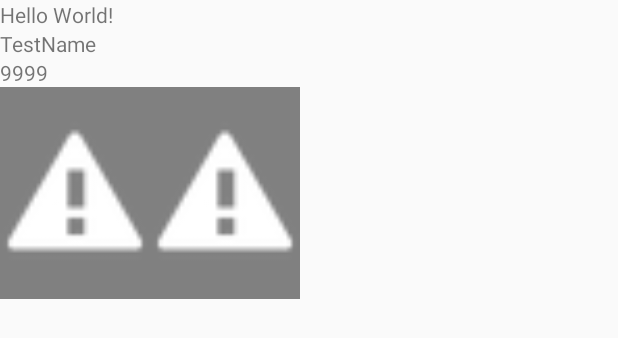
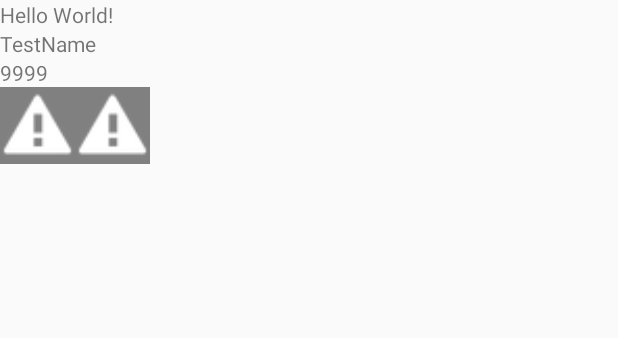
Before and after one commit to tvdwal/heart-thinking, an Android app: the layout activity_main.xml on its own in the app's theme, with its tools: preview values and no code run, on a phone screen of 412 x 824 dp. Shown: the top 338 px of the screen. Run offline under Robolectric (Android 15) with nearby library versions, the phone set to English and light mode, and no system bars.

Commit message:
Added layout_table with views with hardcoded values

```diff
--- a/app/src/main/AndroidManifest.xml
+++ b/app/src/main/AndroidManifest.xml
@@ -9,7 +9,10 @@
         android:roundIcon="@drawable/spades_ace"
         android:supportsRtl="true"
         android:theme="@style/AppTheme">
-        <activity android:name=".MainActivity">
+        <activity
+            android:screenOrientation="landscape"
+            android:configChanges="orientation|keyboardHidden"
+            android:name=".MainActivity">
             <intent-filter>
                 <action android:name="android.intent.action.MAIN" />
 
--- a/app/src/main/res/layout-land/activity_main.xml
+++ b/app/src/main/res/layout-land/activity_main.xml
@@ -1,19 +1,70 @@
 <?xml version="1.0" encoding="utf-8"?>
-<android.support.constraint.ConstraintLayout xmlns:android="http://schemas.android.com/apk/res/android"
+<android.support.constraint.ConstraintLayout
+    xmlns:android="http://schemas.android.com/apk/res/android"
     xmlns:app="http://schemas.android.com/apk/res-auto"
     xmlns:tools="http://schemas.android.com/tools"
     android:layout_width="match_parent"
     android:layout_height="match_parent"
     tools:context=".MainActivity">
 
-    <TextView
-        android:id="@+id/textViewHelloWorld"
-        android:layout_width="wrap_content"
-        android:layout_height="wrap_content"
-        android:text="Hello World!"
-        app:layout_constraintBottom_toBottomOf="parent"
-        app:layout_constraintLeft_toLeftOf="parent"
-        app:layout_constraintRight_toRightOf="parent"
+    <include
+        android:id="@+id/include1"
+        layout="@layout/layout_player"
+        android:layout_width="100dp"
+        android:layout_height="100dp"
+        app:layout_constraintStart_toStartOf="parent"
         app:layout_constraintTop_toTopOf="parent" />
 
+    <include
+        android:id="@+id/include2"
+        layout="@layout/layout_player"
+        android:layout_width="100dp"
+        android:layout_height="100dp"
+        app:layout_constraintBottom_toTopOf="@+id/include3"
+        app:layout_constraintStart_toStartOf="parent"
+        app:layout_constraintTop_toBottomOf="@+id/include1" />
+
+    <include
+        android:id="@+id/include3"
+        layout="@layout/layout_player"
+        android:layout_width="100dp"
+        android:layout_height="100dp"
+        app:layout_constraintBottom_toBottomOf="parent"
+        app:layout_constraintStart_toStartOf="parent" />
+
+    <include
+        layout="@layout/layout_table"
+        android:layout_width="300dp"
+        android:layout_height="300dp"
+        android:layout_marginBottom="11dp"
+        app:layout_constraintBottom_toBottomOf="parent"
+        app:layout_constraintEnd_toStartOf="@+id/include5"
+        app:layout_constraintStart_toEndOf="@+id/include2"
+        app:layout_constraintTop_toTopOf="parent" />
+
+    <include
+        android:id="@+id/include4"
+        layout="@layout/layout_player"
+        android:layout_width="100dp"
+        android:layout_height="100dp"
+        app:layout_constraintEnd_toEndOf="parent"
+        app:layout_constraintTop_toTopOf="parent" />
+
+    <include
+        android:id="@+id/include5"
+        layout="@layout/layout_player"
+        android:layout_width="100dp"
+        android:layout_height="100dp"
+        app:layout_constraintBottom_toTopOf="@+id/include6"
+        app:layout_constraintEnd_toEndOf="parent"
+        app:layout_constraintTop_toBottomOf="@+id/include4" />
+
+    <include
+        android:id="@+id/include6"
+        layout="@layout/layout_player"
+        android:layout_width="100dp"
+        android:layout_height="100dp"
+        app:layout_constraintBottom_toBottomOf="parent"
+        app:layout_constraintEnd_toEndOf="parent" />
+
 </android.support.constraint.ConstraintLayout>
--- a/app/src/main/res/layout/activity_main.xml
+++ b/app/src/main/res/layout/activity_main.xml
@@ -14,7 +14,7 @@
 
     <include
         layout="@layout/layout_player"
-        android:layout_width="200dp"
-        android:layout_height="180dp"/>
+        android:layout_width="100dp"
+        android:layout_height="90dp"/>
 
 </LinearLayout>
--- /dev/null
+++ b/app/src/main/res/layout/layout_table.xml
@@ -0,0 +1,12 @@
+<?xml version="1.0" encoding="utf-8"?>
+<android.support.constraint.ConstraintLayout
+    xmlns:android="http://schemas.android.com/apk/res/android"
+    android:layout_width="match_parent"
+    android:layout_height="match_parent">
+
+    <ImageView
+        android:layout_width="match_parent"
+        android:layout_height="match_parent"
+        android:background="@color/green"/>
+
+</android.support.constraint.ConstraintLayout>
```
